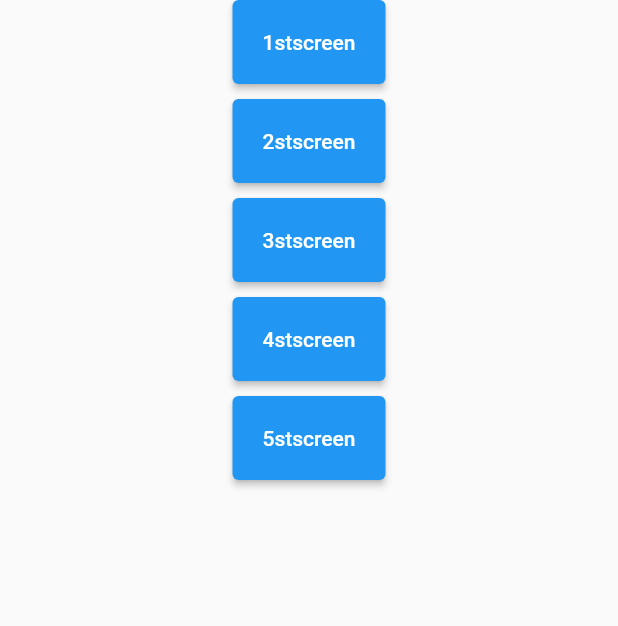
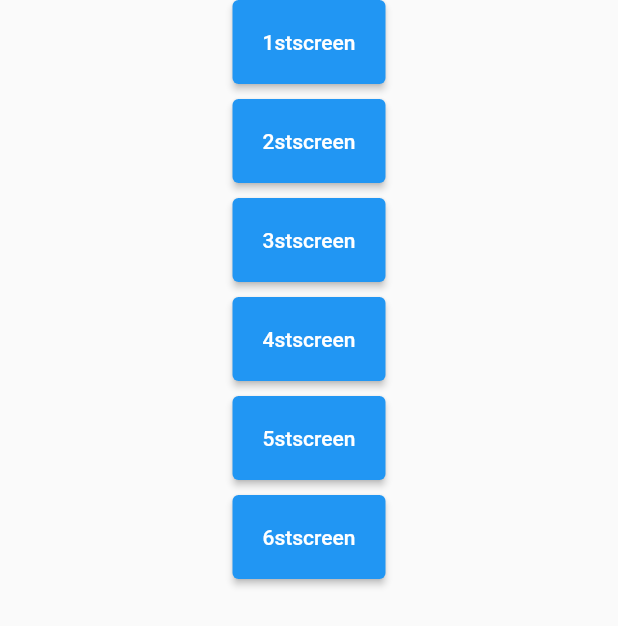
Before and after one commit to Gauravchandel168/Allscreen, a Flutter app: the screen it shows after launch, on a phone screen of 412 x 824 dp. Shown: the top 626 px of the screen. Run offline on Flutter 3.47's test engine with Material 2 defaults, Android fonts, the phone set to English and light mode, and no system bars.

Commit message:
change in files.

```diff
--- a/lib/button_page.dart
+++ b/lib/button_page.dart
@@ -46,6 +46,15 @@ class ButtonPage extends StatelessWidget {
 
 
     }, ),
+
+            SizedBox(height: 10,),
+            ElevatedButton(child:Text("6stscreen"),
+              style: ElevatedButton.styleFrom(padding: EdgeInsets.all(20),),
+              onPressed: (){
+                Navigator.pushNamed(context,MyRoutes.sixthRoute );
+
+
+              }, ),
           ],
         ),
       ),
--- a/lib/main.dart
+++ b/lib/main.dart
@@ -3,6 +3,7 @@ import 'package:untitled/2ndscreen/second_page.dart';
 import 'package:untitled/3rdscreeen/third-page.dart';
 import 'package:untitled/4thscreen/forth_page.dart';
 import 'package:untitled/5thscreen/fifth_page.dart';
+import 'package:untitled/6thscreen/sixth_screeen.dart';
 import 'package:untitled/button_page.dart';
 
 import 'home_page.dart';
@@ -30,6 +31,7 @@ class MyApp extends StatelessWidget {
         MyRoutes.thirdRoute: (context) => ThirdPage(),
         MyRoutes.forthRoute: (context) => ForthPage(),
         MyRoutes.fifthRoute: (context) => FifthPage(),
+        MyRoutes.sixthRoute: (context) => SixthPage(),
       },
     ); // material app
   }
@@ -42,4 +44,5 @@ class MyRoutes {
   static String thirdRoute = "/third";
   static String forthRoute = "/forth";
   static String fifthRoute = "/fifth";
+  static String sixthRoute = "/sixth";
 }
```
